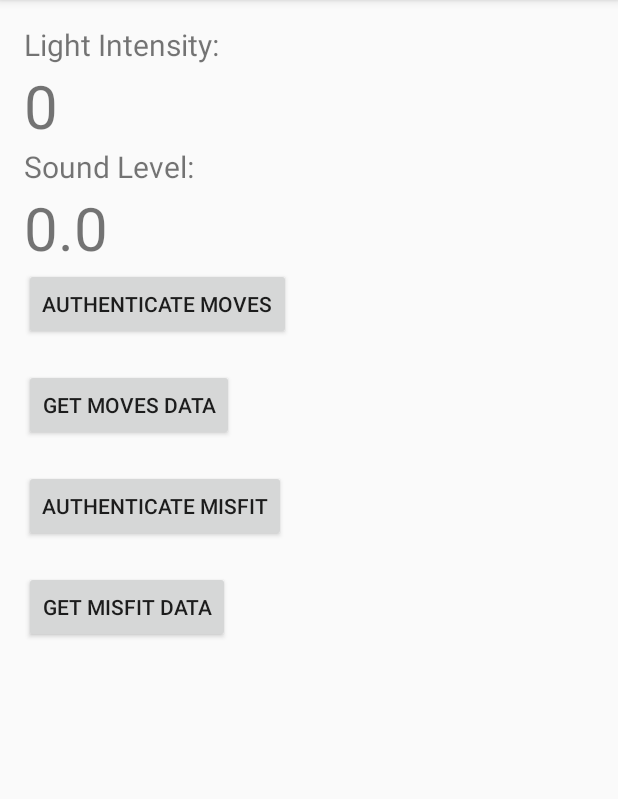
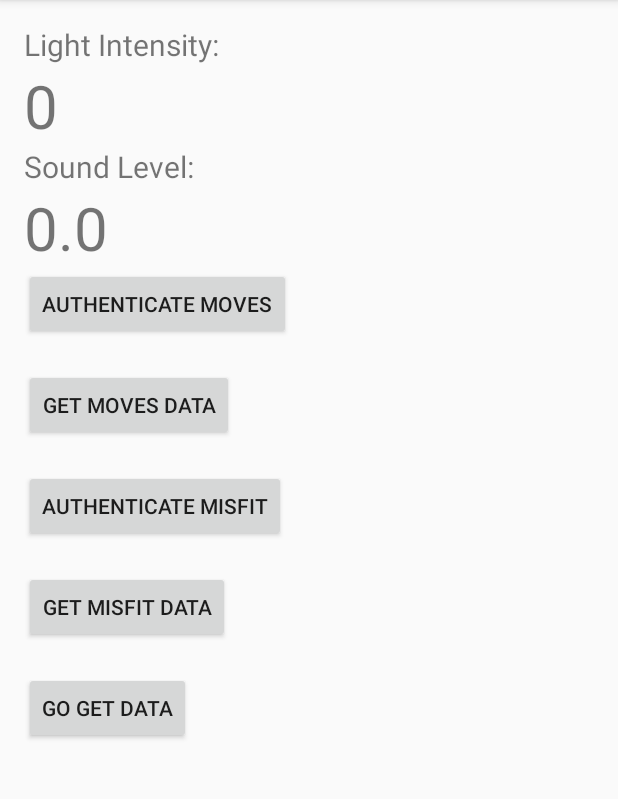
Before and after one commit to mhdkhadafi/sleep-quality-tracking, an Android app: the screen it shows after launch (MainActivity), on a phone screen of 412 x 824 dp, the part 84-883 px from its top. Run offline under Robolectric (Android 15) with nearby library versions, the phone set to English and light mode, and no system bars; 1 statement that could not run was skipped.

Commit message:
file opening activity

```diff
--- a/app/src/main/AndroidManifest.xml
+++ b/app/src/main/AndroidManifest.xml
@@ -27,6 +27,9 @@
                 <category android:name="android.intent.category.DEFAULT" />
             </intent-filter>
         </activity>
+        <activity
+            android:name=".DataDisplayActivity" >
+        </activity>
     </application>
 
 </manifest>
--- a/app/src/main/res/layout/activity_main.xml
+++ b/app/src/main/res/layout/activity_main.xml
@@ -116,4 +116,13 @@
         android:layout_below="@+id/getMisfitData"
         android:layout_alignParentLeft="true"
         android:layout_alignParentStart="true" />
+
+    <Button
+        android:layout_width="wrap_content"
+        android:layout_height="wrap_content"
+        android:text="Go get data"
+        android:id="@+id/getData"
+        android:layout_below="@+id/misfitData"
+        android:layout_toRightOf="@+id/misfitData"
+        android:layout_toEndOf="@+id/misfitData" />
 </RelativeLayout>
```
Also changed, not shown: app/src/main/res/layout/activity_data_display.xml (+48 -0 lines).
